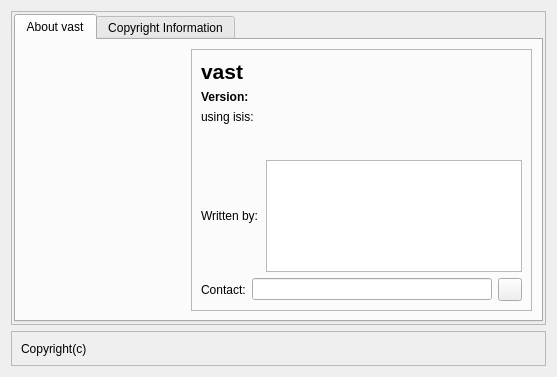
Qt form forms/aboutDialog.ui (isis-group/vast) before a commit.
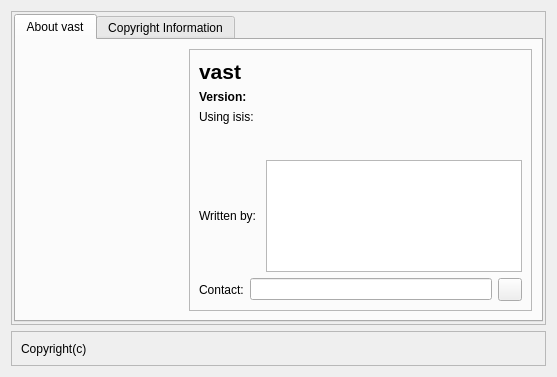
The same form after that commit.

What changed in the file:
```diff
--- a/forms/aboutDialog.ui
+++ b/forms/aboutDialog.ui
@@ -178,7 +178,7 @@
              <item row="2" column="0">
               <widget class="QLabel" name="label_6">
                <property name="text">
-                <string>using isis:</string>
+                <string>Using isis:</string>
                </property>
               </widget>
              </item>
```
